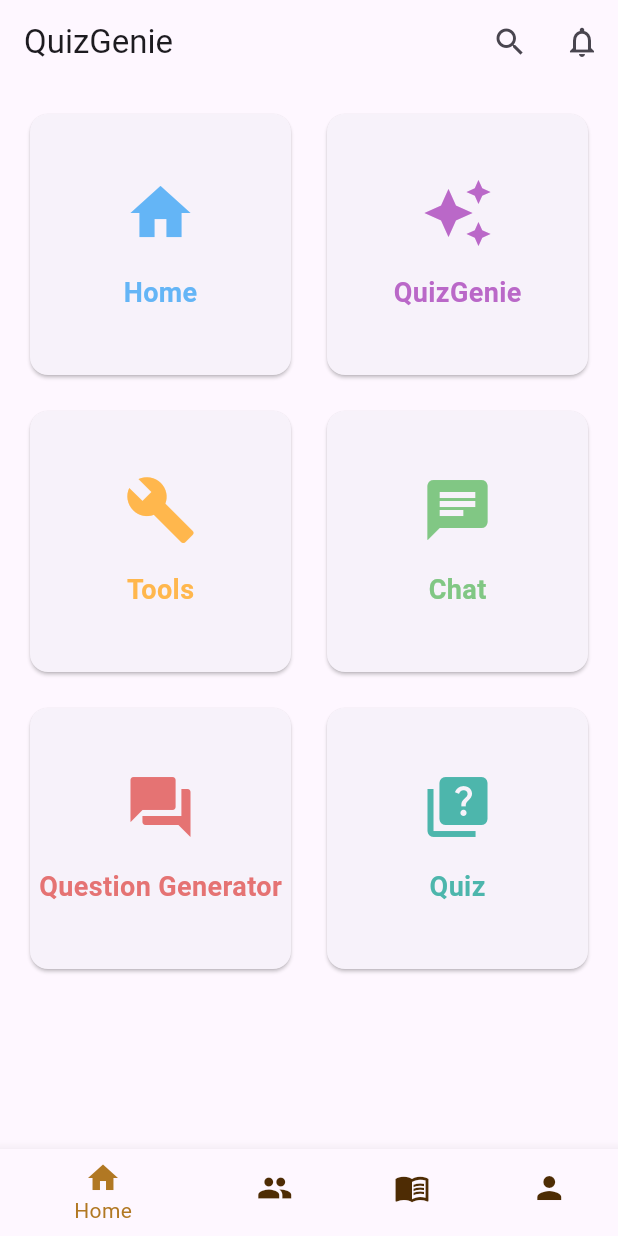
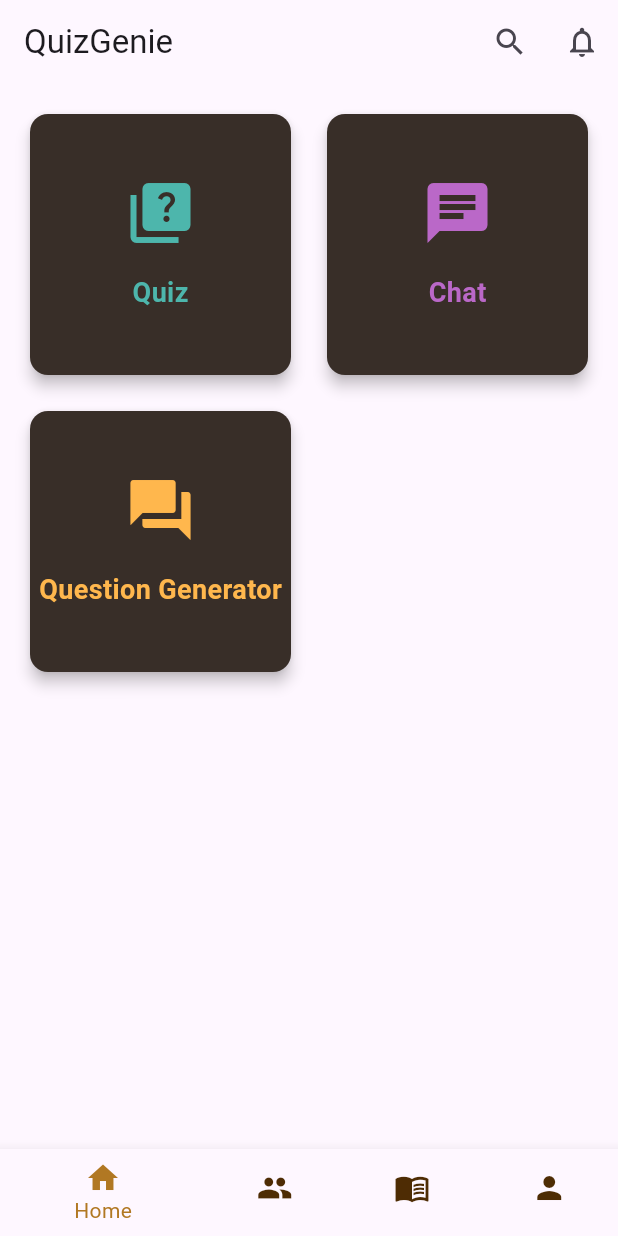
Before and after one commit to dimethma/QuizGenie, a Flutter app: the screen it shows after launch, on a phone screen of 412 x 824 dp. Run offline on Flutter 3.47's test engine with Material 3 defaults, Android fonts, the phone set to English and light mode, and no system bars; our stand-ins replace cloud_firestore, file_picker, firebase_auth, firebase_core, firebase_storage, google_sign_in and 2 more; missing offline and left inert: flutter_dropzone; accounts and stored records are empty.

Commit message:
code changed

```diff
--- a/lib/Home.dart
+++ b/lib/Home.dart
@@ -92,48 +92,30 @@ class _HomePageState extends State<HomePage> {
         children: [
           _buildFeatureCard(
             context,
-            icon: Icons.home,
-            title: 'Home',
-            color: Colors.blue[300]!,
-          ),
-          _buildFeatureCard(
-            context,
-            icon: Icons.auto_awesome,
-            title: 'QuizGenie',
-            color: Colors.purple[300]!,
-          ),
-          _buildFeatureCard(
-            context,
-            icon: Icons.build,
-            title: 'Tools',
-            color: Colors.orange[300]!,
+            icon: Icons.quiz,
+            title: 'Quiz',
+            color: Colors.teal[300]!,
           ),
           _buildFeatureCard(
             context,
             icon: Icons.chat,
             title: 'Chat',
-            color: Colors.green[300]!,
+            color: Colors.purple[300]!,
           ),
           _buildFeatureCard(
             context,
             icon: Icons.question_answer,
             title: 'Question Generator',
-            color: Colors.red[300]!,
-          ),
-          _buildFeatureCard(
-            context,
-            icon: Icons.quiz,
-            title: 'Quiz',
-            color: Colors.teal[300]!,
+            color: Colors.orange[300]!,
           ),
         ],
       ),
-      // Bottom Navigation Bar
       bottomNavigationBar: BottomNavigationBar(
         currentIndex: _selectedIndex,
         onTap: _onItemTapped,
         selectedItemColor: const Color.fromARGB(255, 177, 120, 35),
         unselectedItemColor: const Color.fromARGB(255, 78, 44, 4),
+        backgroundColor: const Color.fromARGB(255, 29, 23, 19),
         items: const [
           BottomNavigationBarItem(icon: Icon(Icons.home), label: 'Home'),
           BottomNavigationBarItem(icon: Icon(Icons.group), label: 'Groups'),
@@ -161,6 +143,11 @@ class _HomePageState extends State<HomePage> {
         ).showSnackBar(SnackBar(content: Text('Navigating to $title')));
       },
       child: Card(
+        color: const Color.fromARGB(255, 56, 46, 40),
+        shape: RoundedRectangleBorder(
+          borderRadius: BorderRadius.circular(12.0),
+        ),
+        elevation: 4.0,
         child: Column(
           mainAxisAlignment: MainAxisAlignment.center,
           children: [
```
